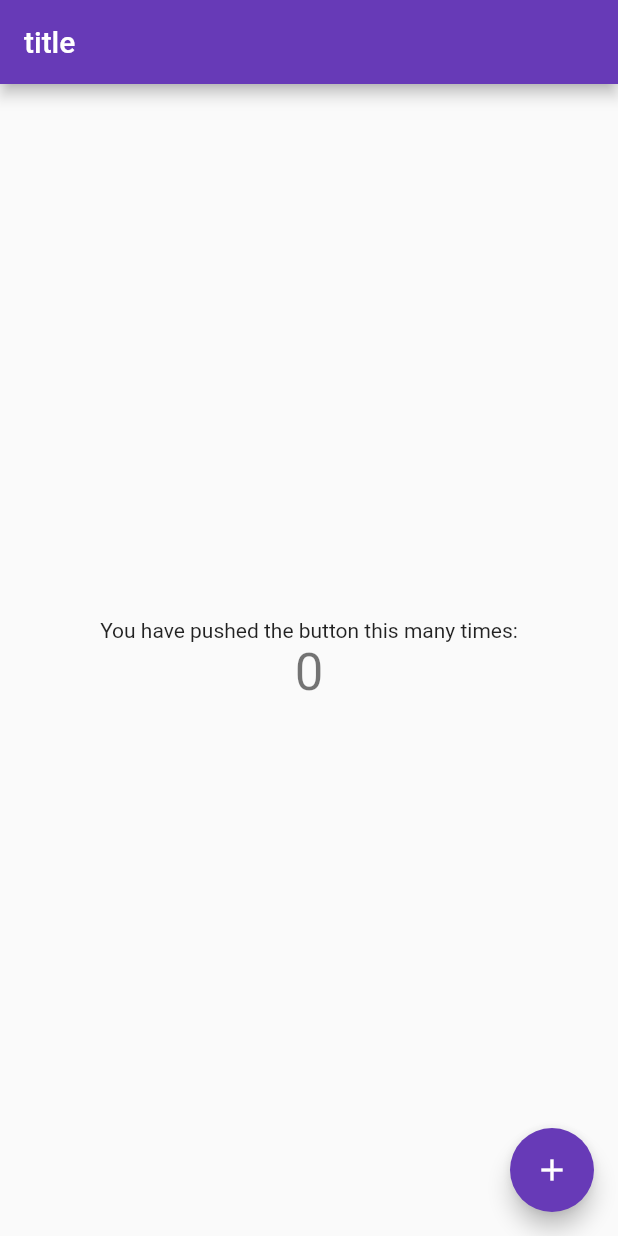
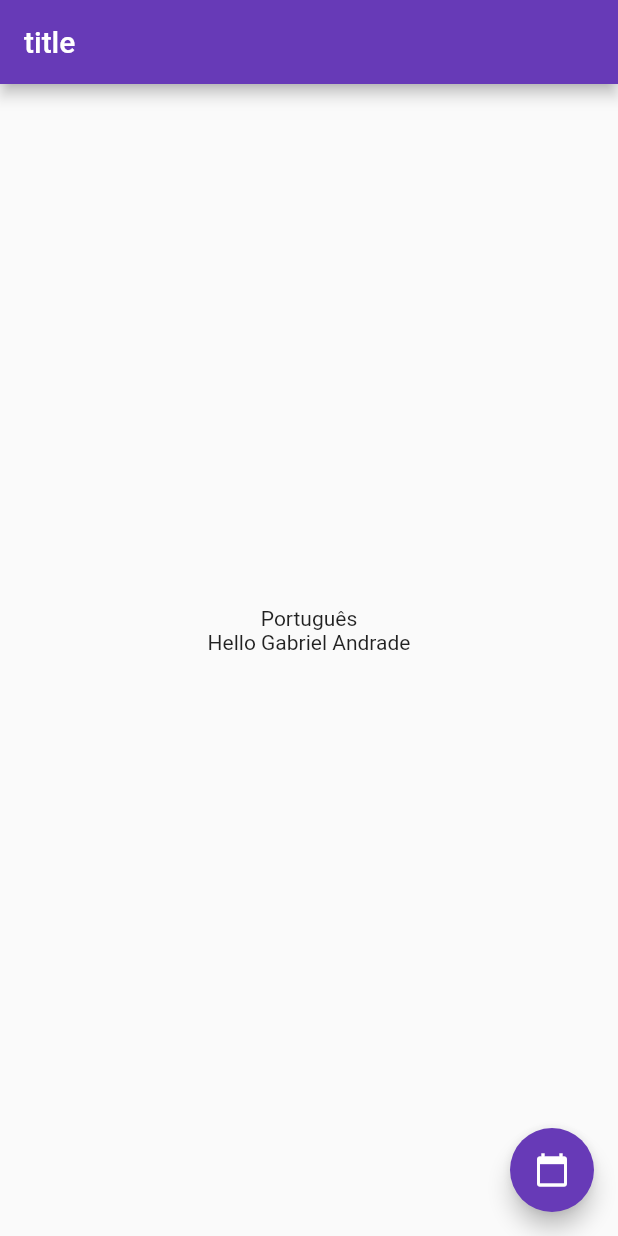
Before and after one commit to GabrielUlisses/internationalization-flutter, a Flutter app: the screen it shows after launch, on a phone screen of 412 x 824 dp. Run offline on Flutter 3.47's test engine with Material 2 defaults, Android fonts, the phone set to English and light mode, and no system bars; our stand-ins replace localization; generated files the repository leaves out were written again.

Commit message:
Generated files

```diff
--- a/lib/main.dart
+++ b/lib/main.dart
@@ -1,6 +1,7 @@
 import 'package:flutter/material.dart';
 import 'package:flutter_localizations/flutter_localizations.dart';
 import 'package:internationalization/l10n/l10n.dart';
+import 'package:intl/intl.dart';
 import 'package:localization/localization.dart';
 import 'package:flutter_gen/gen_l10n/app_localizations.dart';
 
@@ -13,9 +14,7 @@
 
   @override
   Widget build(BuildContext context) {
-    LocalJsonLocalization.delegate.directories = ['assets/i18n'];
     return MaterialApp(
-      title: 'Flutter Demo',
       localeResolutionCallback: (locale, supportedLocales){
         return const Locale('pt', 'BR');
       },
@@ -25,13 +24,11 @@
         GlobalMaterialLocalizations.delegate,
         GlobalWidgetsLocalizations.delegate,
         GlobalCupertinoLocalizations.delegate,
-        // If you want to use .json files
-        // LocalJsonLocalization.delegate,
       ],
       theme: ThemeData(
         primarySwatch: Colors.deepPurple,
       ),
-      home: MyHomePage(),
+      home: const MyHomePage(),
     );
   }
 }
@@ -39,81 +36,47 @@
 class MyHomePage extends StatefulWidget {
   const MyHomePage({Key? key}) : super(key: key);
 
-  // This widget is the home page of your application. It is stateful, meaning
-  // that it has a State object (defined below) that contains fields that affect
-  // how it looks.
-
-  // This class is the configuration for the state. It holds the values (in this
-  // case the title) provided by the parent (in this case the App widget) and
-  // used by the build method of the State. Fields in a Widget subclass are
-  // always marked "final".
-
   @override
   State<MyHomePage> createState() => _MyHomePageState();
 }
 
 class _MyHomePageState extends State<MyHomePage> {
-  int _counter = 0;
+  String date = "";
 
-  void _incrementCounter() {
+  void _pickDate() {
     setState(() {
-      // This call to setState tells the Flutter framework that something has
-      // changed in this State, which causes it to rerun the build method below
-      // so that the display can reflect the updated values. If we changed
-      // _counter without calling setState(), then the build method would not be
-      // called again, and so nothing would appear to happen.
-      _counter++;
+      Intl.defaultLocale = 'pt';
+      date = DateFormat.yMd().format(DateTime.now());
     });
   }
 
   @override
   Widget build(BuildContext context) {
-    // This method is rerun every time setState is called, for instance as done
-    // by the _incrementCounter method above.
-    //
-    // The Flutter framework has been optimized to make rerunning build methods
-    // fast, so that you can just rebuild anything that needs updating rather
-    // than having to individually change instances of widgets.
     return Scaffold(
       appBar: AppBar(
-        // Here we take the value from the MyHomePage object that was created by
-        // the App.build method, and use it to set our appbar title.
         title: Text('title'.i18n()),
       ),
       body: Center(
-        // Center is a layout widget. It takes a single child and positions it
-        // in the middle of the parent.
         child: Column(
-          // Column is also a layout widget. It takes a list of children and
-          // arranges them vertically. By default, it sizes itself to fit its
-          // children horizontally, and tries to be as tall as its parent.
-          //
-          // Invoke "debug painting" (press "p" in the console, choose the
-          // "Toggle Debug Paint" action from the Flutter Inspector in Android
-          // Studio, or the "Toggle Debug Paint" command in Visual Studio Code)
-          // to see the wireframe for each widget.
-          //
-          // Column has various properties to control how it sizes itself and
-          // how it positions its children. Here we use mainAxisAlignment to
-          // center the children vertically; the main axis here is the vertical
-          // axis because Columns are vertical (the cross axis would be
-          // horizontal).
           mainAxisAlignment: MainAxisAlignment.center,
           children: <Widget>[
-            const Text(
-              'You have pushed the button this many times:',
+            Text(
+              AppLocalizations.of(context)!.language,
             ),
             Text(
-              '$_counter',
+              AppLocalizations.of(context)!.welcome_message("Gabriel Andrade"),
+            ),
+            Text(
+              date,
               style: Theme.of(context).textTheme.headline4,
             ),
           ],
         ),
       ),
       floatingActionButton: FloatingActionButton(
-        onPressed: _incrementCounter,
-        tooltip: 'Increment',
-        child: const Icon(Icons.add),
+        onPressed: _pickDate,
+        tooltip: 'Pick Date',
+        child: const Icon(Icons.calendar_today),
       ), // This trailing comma makes auto-formatting nicer for build methods.
     );
   }
```
Also changed, not shown: lib/l10n/app_en.arb (+9 -1 lines).
